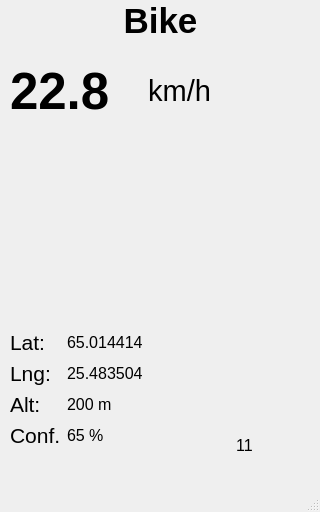
The window that instrumentCluster/mainwindow.ui (lassesuomela/bikeComputer) describes before a commit, drawn with Qt 5.
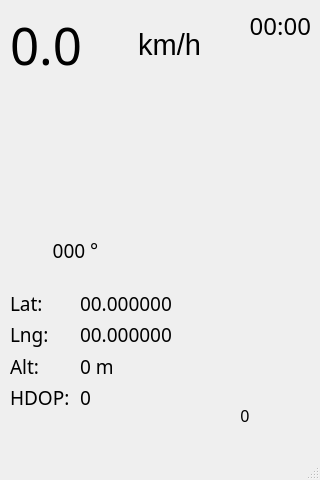
The same window after the commit. Icons and pictures are not drawn.

Commit message: added time data to gps tracker, changed library folder to match the current one, added satellite image blinking if no gps fix is found

```diff
--- a/instrumentCluster/mainwindow.ui
+++ b/instrumentCluster/mainwindow.ui
@@ -7,58 +7,37 @@
     <x>0</x>
     <y>0</y>
     <width>320</width>
-    <height>512</height>
+    <height>480</height>
    </rect>
   </property>
   <property name="windowTitle">
    <string>MainWindow</string>
   </property>
   <widget class="QWidget" name="centralwidget">
-   <widget class="QLabel" name="titleText">
-    <property name="geometry">
-     <rect>
-      <x>0</x>
-      <y>0</y>
-      <width>321</width>
-      <height>41</height>
-     </rect>
-    </property>
-    <property name="font">
-     <font>
-      <pointsize>26</pointsize>
-      <bold>true</bold>
-     </font>
-    </property>
-    <property name="text">
-     <string>Bike</string>
-    </property>
-    <property name="alignment">
-     <set>Qt::AlignCenter</set>
-    </property>
-   </widget>
    <widget class="QWidget" name="horizontalLayoutWidget">
     <property name="geometry">
      <rect>
       <x>10</x>
-      <y>50</y>
-      <width>201</width>
-      <height>81</height>
+      <y>10</y>
+      <width>191</width>
+      <height>70</height>
      </rect>
     </property>
     <layout class="QHBoxLayout" name="speedLayout">
      <property name="spacing">
-      <number>0</number>
+      <number>10</number>
      </property>
      <item>
       <widget class="QLabel" name="speedText">
        <property name="font">
         <font>
+         <family>Franklin Gothic Book</family>
          <pointsize>38</pointsize>
-         <bold>true</bold>
+         <bold>false</bold>
         </font>
        </property>
        <property name="text">
-        <string>22.8</string>
+        <string>0.0</string>
        </property>
       </widget>
      </item>
@@ -83,7 +62,7 @@
     <property name="geometry">
      <rect>
       <x>10</x>
-      <y>170</y>
+      <y>100</y>
       <width>128</width>
       <height>128</height>
      </rect>
@@ -105,17 +84,24 @@
     <property name="geometry">
      <rect>
       <x>10</x>
-      <y>330</y>
-      <width>161</width>
-      <height>132</height>
+      <y>290</y>
+      <width>171</width>
+      <height>121</height>
      </rect>
     </property>
     <layout class="QFormLayout" name="infoLayout">
+     <property name="horizontalSpacing">
+      <number>10</number>
+     </property>
+     <property name="verticalSpacing">
+      <number>5</number>
+     </property>
      <item row="0" column="0">
       <widget class="QLabel" name="latText">
        <property name="font">
         <font>
-         <pointsize>16</pointsize>
+         <family>Franklin Gothic Book</family>
+         <pointsize>14</pointsize>
         </font>
        </property>
        <property name="text">
@@ -123,51 +109,29 @@
        </property>
       </widget>
      </item>
-     <item row="1" column="0">
-      <widget class="QLabel" name="lngText">
-       <property name="font">
-        <font>
-         <pointsize>16</pointsize>
-        </font>
-       </property>
-       <property name="text">
-        <string>Lng:</string>
-       </property>
-      </widget>
-     </item>
-     <item row="2" column="0">
-      <widget class="QLabel" name="altText">
-       <property name="font">
-        <font>
-         <pointsize>16</pointsize>
-        </font>
-       </property>
-       <property name="text">
-        <string>Alt:</string>
-       </property>
-      </widget>
-     </item>
-     <item row="3" column="0">
-      <widget class="QLabel" name="label">
-       <property name="font">
-        <font>
-         <pointsize>16</pointsize>
-        </font>
-       </property>
-       <property name="text">
-        <string>Conf.</string>
-       </property>
-      </widget>
-     </item>
      <item row="0" column="1">
       <widget class="QLabel" name="latValueText">
        <property name="font">
         <font>
-         <pointsize>12</pointsize>
+         <family>Franklin Gothic Book</family>
+         <pointsize>14</pointsize>
         </font>
        </property>
        <property name="text">
-        <string>65.014414</string>
+        <string>00.000000</string>
+       </property>
+      </widget>
+     </item>
+     <item row="1" column="0">
+      <widget class="QLabel" name="lngLabel">
+       <property name="font">
+        <font>
+         <family>Franklin Gothic Book</family>
+         <pointsize>14</pointsize>
+        </font>
+       </property>
+       <property name="text">
+        <string>Lng:</string>
        </property>
       </widget>
      </item>
@@ -175,11 +139,25 @@
       <widget class="QLabel" name="lngValueText">
        <property name="font">
         <font>
-         <pointsize>12</pointsize>
+         <family>Franklin Gothic Book</family>
+         <pointsize>14</pointsize>
         </font>
        </property>
        <property name="text">
-        <string>25.483504</string>
+        <string>00.000000</string>
+       </property>
+      </widget>
+     </item>
+     <item row="2" column="0">
+      <widget class="QLabel" name="altLabel">
+       <property name="font">
+        <font>
+         <family>Franklin Gothic Book</family>
+         <pointsize>14</pointsize>
+        </font>
+       </property>
+       <property name="text">
+        <string>Alt:</string>
        </property>
       </widget>
      </item>
@@ -187,11 +165,25 @@
       <widget class="QLabel" name="altValueText">
        <property name="font">
         <font>
-         <pointsize>12</pointsize>
+         <family>Franklin Gothic Book</family>
+         <pointsize>14</pointsize>
         </font>
        </property>
        <property name="text">
-        <string>200 m</string>
+        <string>0 m</string>
+       </property>
+      </widget>
+     </item>
+     <item row="3" column="0">
+      <widget class="QLabel" name="hdopLabel">
+       <property name="font">
+        <font>
+         <family>Franklin Gothic Book</family>
+         <pointsize>14</pointsize>
+        </font>
+       </property>
+       <property name="text">
+        <string>HDOP:</string>
        </property>
       </widget>
      </item>
@@ -199,11 +191,12 @@
       <widget class="QLabel" name="confidenceValueText">
        <property name="font">
         <font>
-         <pointsize>12</pointsize>
+         <family>Franklin Gothic Book</family>
+         <pointsize>14</pointsize>
         </font>
        </property>
        <property name="text">
-        <string>65 %</string>
+        <string>0</string>
        </property>
       </widget>
      </item>
@@ -215,10 +208,10 @@
     </property>
     <property name="geometry">
      <rect>
-      <x>210</x>
-      <y>350</y>
-      <width>64</width>
-      <height>64</height>
+      <x>200</x>
+      <y>290</y>
+      <width>96</width>
+      <height>96</height>
      </rect>
     </property>
     <property name="text">
@@ -235,18 +228,63 @@
     <property name="geometry">
      <rect>
       <x>180</x>
-      <y>430</y>
-      <width>129</width>
-      <height>31</height>
+      <y>400</y>
+      <width>130</width>
+      <height>30</height>
      </rect>
     </property>
     <property name="font">
      <font>
+      <family>Franklin Gothic Book</family>
       <pointsize>12</pointsize>
      </font>
     </property>
     <property name="text">
-     <string>11</string>
+     <string>0</string>
+    </property>
+    <property name="alignment">
+     <set>Qt::AlignCenter</set>
+    </property>
+   </widget>
+   <widget class="QLabel" name="timeText">
+    <property name="geometry">
+     <rect>
+      <x>250</x>
+      <y>10</y>
+      <width>61</width>
+      <height>31</height>
+     </rect>
+    </property>
+    <property name="font">
+     <font>
+      <family>Franklin Gothic Book</family>
+      <pointsize>18</pointsize>
+     </font>
+    </property>
+    <property name="text">
+     <string>00:00</string>
+    </property>
+    <property name="alignment">
+     <set>Qt::AlignRight|Qt::AlignTrailing|Qt::AlignVCenter</set>
+    </property>
+   </widget>
+   <widget class="QLabel" name="headingText">
+    <property name="geometry">
+     <rect>
+      <x>10</x>
+      <y>240</y>
+      <width>131</width>
+      <height>21</height>
+     </rect>
+    </property>
+    <property name="font">
+     <font>
+      <family>Franklin Gothic Book</family>
+      <pointsize>14</pointsize>
+     </font>
+    </property>
+    <property name="text">
+     <string>000 °</string>
     </property>
     <property name="alignment">
      <set>Qt::AlignCenter</set>
```
Left out of the diff: 2 changed lines with no effect on the pictures. The commit also changes 6 other files.
